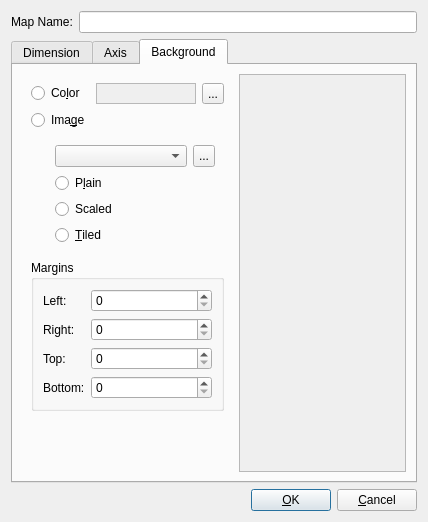
Before: the Qt Designer form bin/mappropertiesdialog.ui in dyle/rpgmapper, drawn with Qt 5.
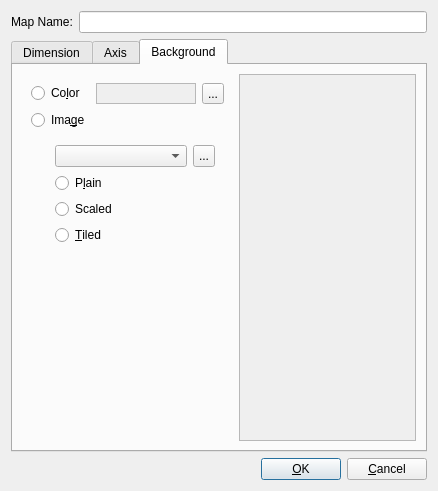
After: the same form once the commit is applied. The open tabs and pages were chosen to show the change. Icons and pictures are not drawn. Custom widgets are drawn as their Qt base class.

Commit message: moves margin from background to coordinatesystem

Patch:
```diff
--- a/bin/mappropertiesdialog.ui
+++ b/bin/mappropertiesdialog.ui
@@ -6,8 +6,8 @@
    <rect>
     <x>0</x>
     <y>0</y>
-    <width>416</width>
-    <height>522</height>
+    <width>438</width>
+    <height>491</height>
    </rect>
   </property>
   <property name="minimumSize">
@@ -775,72 +775,7 @@
               </widget>
              </item>
              <item>
-              <widget class="QGroupBox" name="backgroundMarginsGroupBox">
-               <property name="title">
-                <string>Margins</string>
-               </property>
-               <layout class="QGridLayout" name="gridLayout" columnstretch="0,1">
-                <item row="2" column="1">
-                 <widget class="QSpinBox" name="topMarginSpinBox">
-                  <property name="maximum">
-                   <number>1024</number>
-                  </property>
-                 </widget>
-                </item>
-                <item row="0" column="0">
-                 <widget class="QLabel" name="leftMarginLabel">
-                  <property name="text">
-                   <string>Left:</string>
-                  </property>
-                 </widget>
-                </item>
-                <item row="0" column="1">
-                 <widget class="QSpinBox" name="leftMarginSpinBox">
-                  <property name="maximum">
-                   <number>1024</number>
-                  </property>
-                 </widget>
-                </item>
-                <item row="1" column="1">
-                 <widget class="QSpinBox" name="rightMarginSpinBox">
-                  <property name="maximum">
-                   <number>1024</number>
-                  </property>
-                 </widget>
-                </item>
-                <item row="3" column="1">
-                 <widget class="QSpinBox" name="bottomMarginSpinBox">
-                  <property name="maximum">
-                   <number>1024</number>
-                  </property>
-                 </widget>
-                </item>
-                <item row="1" column="0">
-                 <widget class="QLabel" name="rightMarginLabel">
-                  <property name="text">
-                   <string>Right:</string>
-                  </property>
-                 </widget>
-                </item>
-                <item row="2" column="0">
-                 <widget class="QLabel" name="topMarginLabel">
-                  <property name="text">
-                   <string>Top:</string>
-                  </property>
-                 </widget>
-                </item>
-                <item row="3" column="0">
-                 <widget class="QLabel" name="bottomMarginLabel">
-                  <property name="text">
-                   <string>Bottom:</string>
-                  </property>
-                 </widget>
-                </item>
-               </layout>
-              </widget>
-             </item>
-             <item>
-              <spacer name="verticalSpacer">
+              <spacer name="backgroundSpace">
                <property name="orientation">
                 <enum>Qt::Vertical</enum>
                </property>
@@ -868,8 +803,8 @@
               <rect>
                <x>0</x>
                <y>0</y>
-               <width>338</width>
-               <height>487</height>
+               <width>182</width>
+               <height>350</height>
               </rect>
              </property>
             </widget>
```
Left out of the diff: 63 changed lines with no effect on the pictures. The commit also changes 12 other files.
